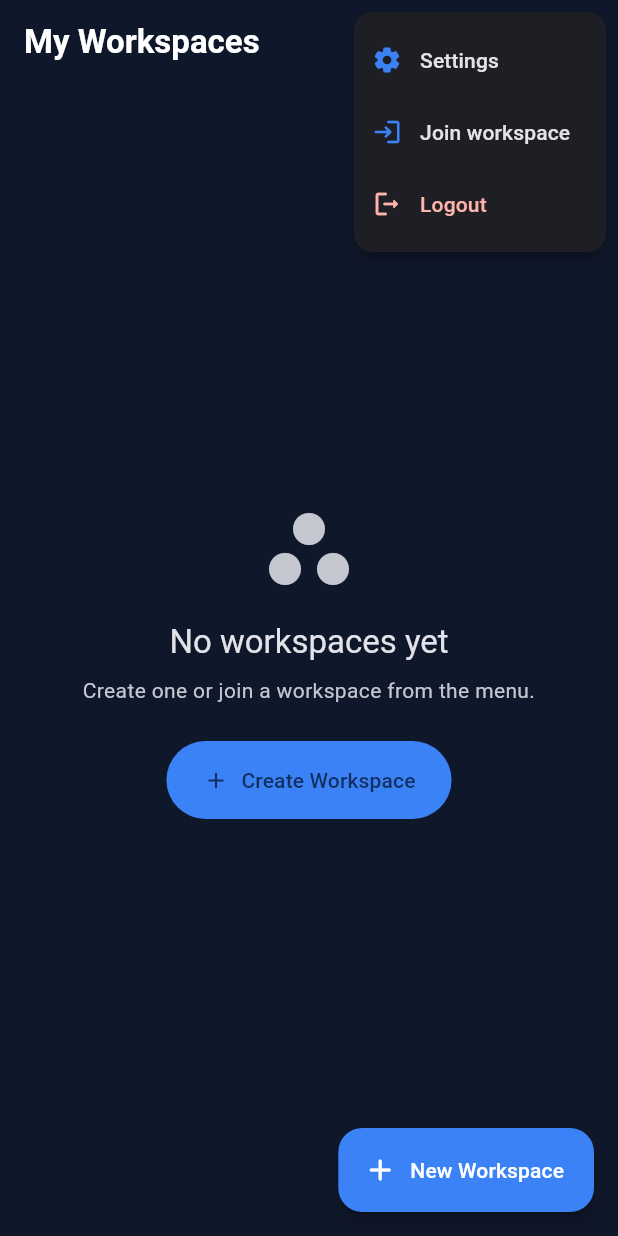
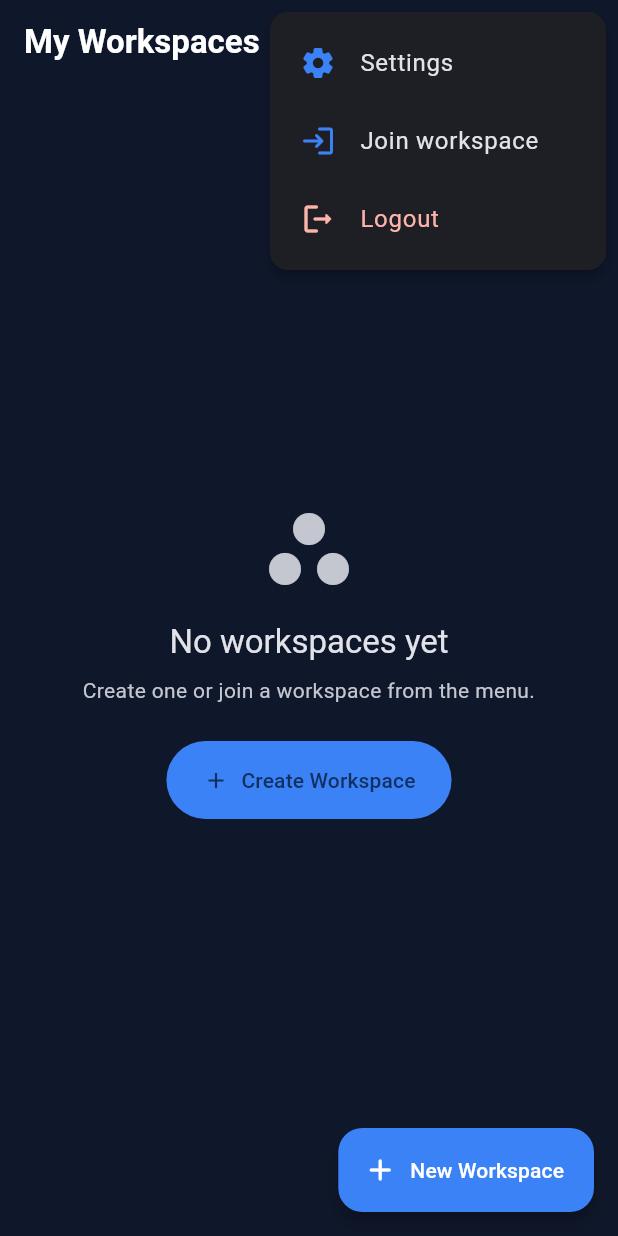
Before and after one commit to bilalparray/Cloud-Notes, a Flutter app: the screen it shows once a user with an empty profile is signed in, after a tap on the "more vert" icon, on a phone screen of 412 x 824 dp. Run offline on Flutter 3.47's test engine with Material 3 defaults, Android fonts, the light colour scheme and no system bars; our stand-ins replace cloud_firestore, cloud_functions, firebase_auth, firebase_core, google_sign_in, permission_handler and 2 more; missing offline and left inert: mobile_scanner; accounts and stored records are empty.

Commit message:
Refactor PopupMenuItem styling in workspaces list screen for improved UI consistency. Update padding, icon sizes, and text styles to align with the overall theme.

```diff
--- a/lib/screens/workspaces_list_screen.dart
+++ b/lib/screens/workspaces_list_screen.dart
@@ -303,55 +303,61 @@ class _WorkspacesListScreenState extends State<WorkspacesListScreen> {
             shape: RoundedRectangleBorder(
               borderRadius: BorderRadius.circular(12),
             ),
-            itemBuilder: (context) => [
+            itemBuilder: (context) {
+              final textStyle = Theme.of(context).textTheme.bodyLarge;
+              return [
                 PopupMenuItem(
                   value: 'settings',
+                  padding: const EdgeInsets.symmetric(horizontal: 20, vertical: 14),
                   child: Row(
                     children: [
                       Icon(
                         Icons.settings_rounded,
-                      size: 20,
+                        size: 24,
                         color: Theme.of(context).colorScheme.primary,
                       ),
-                    const SizedBox(width: 12),
-                    const Text('Settings'),
+                      const SizedBox(width: 16),
+                      Text('Settings', style: textStyle),
                     ],
                   ),
                 ),
                 PopupMenuItem(
                   value: 'join_workspace',
+                  padding: const EdgeInsets.symmetric(horizontal: 20, vertical: 14),
                   child: Row(
                     children: [
                       Icon(
                         Icons.login_rounded,
-                      size: 20,
+                        size: 24,
                         color: Theme.of(context).colorScheme.primary,
                       ),
-                    const SizedBox(width: 12),
-                    const Text('Join workspace'),
+                      const SizedBox(width: 16),
+                      Text('Join workspace', style: textStyle),
                     ],
                   ),
                 ),
                 PopupMenuItem(
                   value: 'logout',
+                  padding: const EdgeInsets.symmetric(horizontal: 20, vertical: 14),
                   child: Row(
                     children: [
                       Icon(
                         Icons.logout_rounded,
-                      size: 20,
+                        size: 24,
                         color: Theme.of(context).colorScheme.error,
                       ),
-                    const SizedBox(width: 12),
+                      const SizedBox(width: 16),
                       Text(
                         'Logout',
-                      style: TextStyle(
+                        style: textStyle?.copyWith(
                           color: Theme.of(context).colorScheme.error,
                         ),
                       ),
                     ],
                   ),
                 ),
-            ],
+              ];
+            },
             onSelected: (value) {
               if (value == 'settings') {
                 Navigator.of(context).push(
```
Lines whose indentation alone changed are shown as unchanged.
